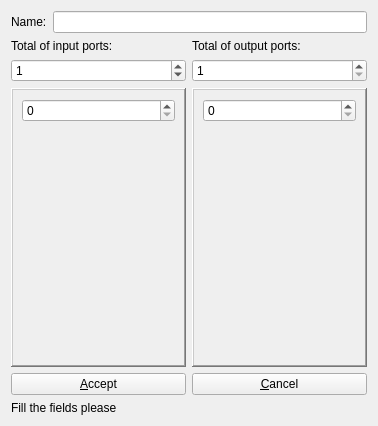
Qt form newProject.ui (PyForce/VHDLCodeGenerator) before a commit.
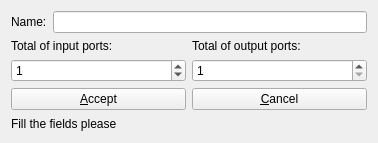
The same form after that commit.

What changed in the file:
```diff
--- a/newProject.ui
+++ b/newProject.ui
@@ -7,7 +7,7 @@
     <x>0</x>
     <y>0</y>
     <width>378</width>
-    <height>426</height>
+    <height>143</height>
    </rect>
   </property>
   <property name="windowTitle">
@@ -78,69 +78,6 @@
      </item>
     </layout>
    </item>
-   <item>
-    <layout class="QHBoxLayout" name="horizontalLayout_4">
-     <item>
-      <widget class="QFrame" name="inputFrame">
-       <property name="frameShape">
-        <enum>QFrame::WinPanel</enum>
-       </property>
-       <property name="frameShadow">
-        <enum>QFrame::Raised</enum>
-       </property>
-       <layout class="QVBoxLayout" name="verticalLayout_6">
-        <item>
-         <widget class="QSpinBox" name="spinBox_3"/>
-        </item>
-        <item>
-         <spacer name="verticalSpacer">
-          <property name="orientation">
-           <enum>Qt::Vertical</enum>
-          </property>
-          <property name="sizeType">
-           <enum>QSizePolicy::Expanding</enum>
-          </property>
-          <property name="sizeHint" stdset="0">
-           <size>
-            <width>20</width>
-            <height>224</height>
-           </size>
-          </property>
-         </spacer>
-        </item>
-       </layout>
-      </widget>
-     </item>
-     <item>
-      <widget class="QFrame" name="outputFrame">
-       <property name="frameShape">
-        <enum>QFrame::WinPanel</enum>
-       </property>
-       <property name="frameShadow">
-        <enum>QFrame::Raised</enum>
-       </property>
-       <layout class="QVBoxLayout" name="verticalLayout_7">
-        <item>
-         <widget class="QSpinBox" name="spinBox_4"/>
-        </item>
-        <item>
-         <spacer name="verticalSpacer_2">
-          <property name="orientation">
-           <enum>Qt::Vertical</enum>
-          </property>
-          <property name="sizeHint" stdset="0">
-           <size>
-            <width>20</width>
-            <height>224</height>
-           </size>
-          </property>
-         </spacer>
-        </item>
-       </layout>
-      </widget>
-     </item>
-    </layout>
-   </item>
    <item>
     <layout class="QVBoxLayout" name="verticalLayout_4">
      <item>
```
